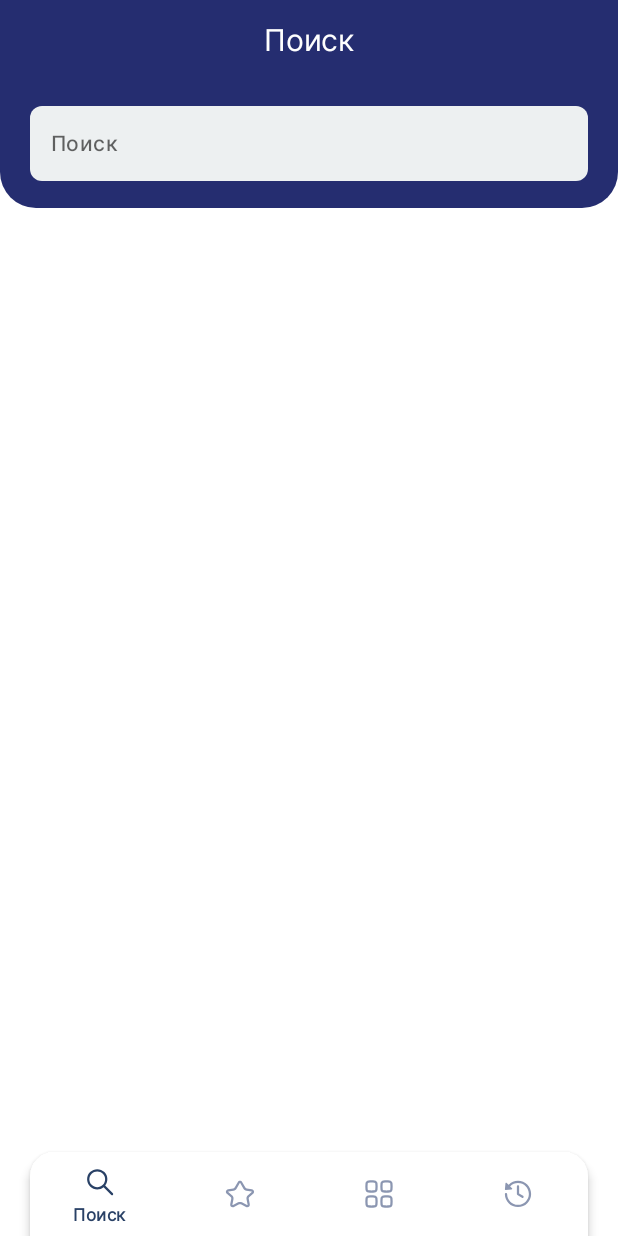
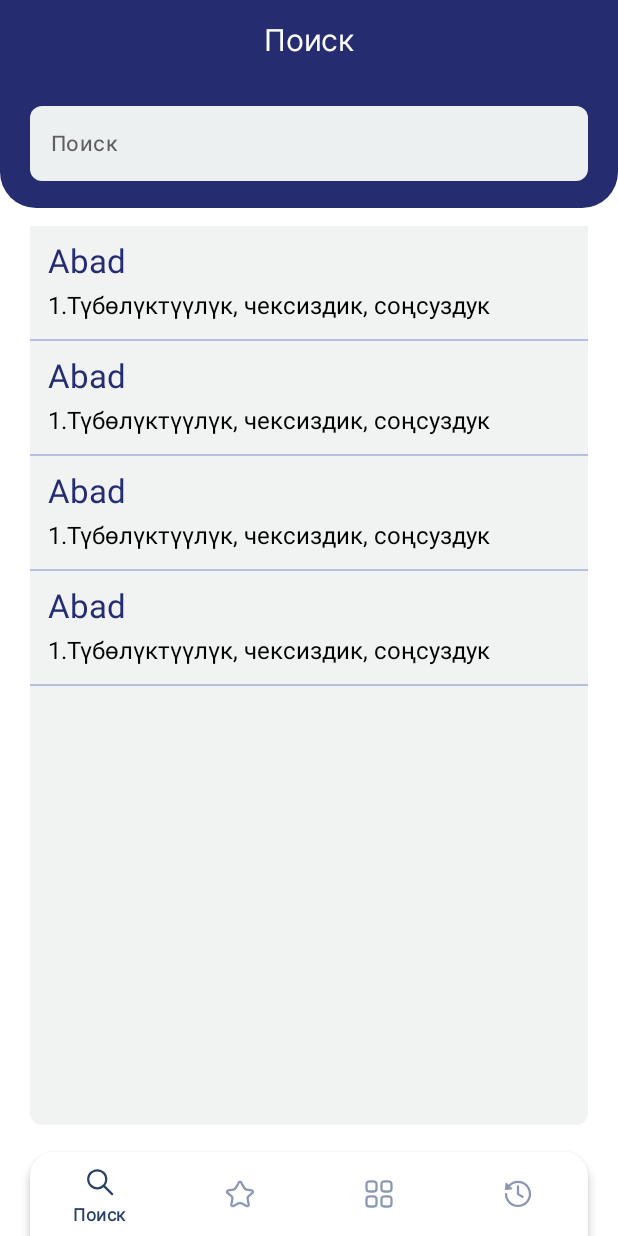
Before and after one commit to akjoll/Lugat-Dictionary, an Android app: the screen it shows after launch (MainActivity), on a phone screen of 412 x 824 dp. Run offline under Robolectric (Android 15) with nearby library versions, the light colour scheme and no system bars; our stand-ins replace navigation-ui; 1 statement that could not run was skipped.

Commit message:
ui design Search and Favorite pages

```diff
--- a/app/src/main/java/kg/lugatdictionary/ui/MainActivity.kt
+++ b/app/src/main/java/kg/lugatdictionary/ui/MainActivity.kt
@@ -13,7 +13,6 @@ import kg.lugatdictionary.ui.utils.base.BaseActivity
 import kg.lugatdictionary.vm.MainVM
 import org.koin.androidx.viewmodel.ext.android.viewModel
 
-
 class MainActivity : BaseActivity<ActivityMainBinding>(), Loadable {
 
     private val viewModel: MainVM by viewModel()
@@ -23,7 +22,6 @@ class MainActivity : BaseActivity<ActivityMainBinding>(), Loadable {
             R.id.fragment_container_view
         ) as NavHostFragment
     }
-
 
     private val listener =
         NavController.OnDestinationChangedListener { _, dest, _ ->
@@ -48,7 +46,6 @@ class MainActivity : BaseActivity<ActivityMainBinding>(), Loadable {
     private fun initListeners() {
 
     }
-
 
     private fun setupNavigation() {
         NavigationUI.setupWithNavController(
--- /dev/null
+++ b/app/src/main/java/kg/lugatdictionary/ui/search/SearchAdapter.kt
@@ -0,0 +1,17 @@
+package kg.lugatdictionary.ui.search
+
+import android.content.ClipData
+import android.view.LayoutInflater
+import android.view.ViewGroup
+import kg.lugatdictionary.databinding.ItemsRecycleviewSearchBinding
+import kg.lugatdictionary.domain.Word
+import kg.lugatdictionary.ui.utils.base.BaseAdapter
+
+class SearchAdapter(private val listeners: WordsListeners): BaseAdapter<Word,ItemsRecycleviewSearchBinding,SearchViewHolder>() {
+
+    override fun onCreateViewHolder(parent: ViewGroup, viewType: Int): SearchViewHolder {
+        return SearchViewHolder(ItemsRecycleviewSearchBinding.inflate(LayoutInflater.from(parent.context),parent,false), listeners)
+    }
+
+
+}
--- a/app/src/main/java/kg/lugatdictionary/ui/search/SearchFragment.kt
+++ b/app/src/main/java/kg/lugatdictionary/ui/search/SearchFragment.kt
@@ -2,12 +2,25 @@ package kg.lugatdictionary.ui.search
 
 import android.view.LayoutInflater
 import kg.lugatdictionary.databinding.FragmentSearchBinding
+import kg.lugatdictionary.domain.Word
 import kg.lugatdictionary.ui.utils.base.BaseFragment
+import kg.lugatdictionary.ui.utils.extensions.snackbar
 
-class SearchFragment: BaseFragment<FragmentSearchBinding>() {
+class SearchFragment: BaseFragment<FragmentSearchBinding>(), WordsListeners {
     override fun inflateBinding(inflater: LayoutInflater) = FragmentSearchBinding.inflate(inflater)
 
+    private val adapter by lazy { SearchAdapter(this) }
+
     override fun init() {
+        binding.rvWords.adapter=adapter
+        val words= listOf<Word>(Word("Abad","1.Түбөлүктүүлүк, чексиздик, соңсуздук"),
+            Word("Abad","1.Түбөлүктүүлүк, чексиздик, соңсуздук"),
+            Word("Abad","1.Түбөлүктүүлүк, чексиздик, соңсуздук"),
+            Word("Abad","1.Түбөлүктүүлүк, чексиздик, соңсуздук"))
+        adapter.setData(words)
+    }
 
+    override fun onWordClicked(position: Int, title: String) {
+        snackbar("Clicked $position $title")
     }
 }
--- /dev/null
+++ b/app/src/main/java/kg/lugatdictionary/ui/search/SearchViewHolder.kt
@@ -0,0 +1,23 @@
+package kg.lugatdictionary.ui.search
+
+import android.view.LayoutInflater
+import android.view.View
+import android.view.ViewGroup
+import androidx.recyclerview.widget.RecyclerView
+import kg.lugatdictionary.databinding.ItemsRecycleviewSearchBinding
+import kg.lugatdictionary.domain.Word
+import kg.lugatdictionary.ui.utils.base.BaseVH
+
+class SearchViewHolder(binding: ItemsRecycleviewSearchBinding, private val listeners: WordsListeners): BaseVH<Word, ItemsRecycleviewSearchBinding>(binding) {
+    override fun bind(item: Word) {
+        with(binding){
+            translateOfWord.text=item.word
+            explanationOfTranslate.text=item.explanation
+
+            itemView.setOnClickListener {
+                listeners.onWordClicked(absoluteAdapterPosition, item.word)
+            }
+        }
+    }
+
+}
--- /dev/null
+++ b/app/src/main/java/kg/lugatdictionary/ui/search/WordsListeners.kt
@@ -0,0 +1,5 @@
+package kg.lugatdictionary.ui.search
+
+interface WordsListeners {
+    fun onWordClicked(position: Int, title: String)
+}
--- /dev/null
+++ b/app/src/main/res/drawable/words_bg.xml
@@ -0,0 +1,10 @@
+<?xml version="1.0" encoding="utf-8"?>
+<shape xmlns:android="http://schemas.android.com/apk/res/android"
+    android:shape="rectangle">
+
+    <solid android:color="?attr/colorOnSurface" />
+
+    <corners android:radius="@dimen/dp_1x" />
+
+
+</shape>
--- a/app/src/main/res/layout/fragment_search.xml
+++ b/app/src/main/res/layout/fragment_search.xml
@@ -2,10 +2,26 @@
 <androidx.constraintlayout.widget.ConstraintLayout xmlns:android="http://schemas.android.com/apk/res/android"
     android:layout_width="match_parent"
     android:layout_height="match_parent"
-    xmlns:app="http://schemas.android.com/apk/res-auto">
+    xmlns:app="http://schemas.android.com/apk/res-auto"
+    xmlns:tools="http://schemas.android.com/tools">
 
     <include
         android:id="@+id/incl_toolbar"
         layout="@layout/layout_search_toolbar"/>
 
+    <androidx.recyclerview.widget.RecyclerView
+        android:id="@+id/rv_words"
+        android:layout_width="match_parent"
+        android:layout_height="0dp"
+        android:background="@drawable/words_bg"
+        app:layout_constraintTop_toBottomOf="@id/incl_toolbar"
+        app:layout_constraintStart_toStartOf="parent"
+        app:layout_constraintBottom_toBottomOf="parent"
+        android:layout_marginStart="@dimen/dp_2.5x"
+        android:layout_marginTop="@dimen/dp_1.5x"
+        android:layout_marginEnd="@dimen/dp_2.5x"
+        app:layoutManager="androidx.recyclerview.widget.LinearLayoutManager"
+        tools:listitem="@layout/items_recycleview_search">
+    </androidx.recyclerview.widget.RecyclerView>
+
 </androidx.constraintlayout.widget.ConstraintLayout>
--- /dev/null
+++ b/app/src/main/res/layout/items_recycleview_search.xml
@@ -0,0 +1,41 @@
+<?xml version="1.0" encoding="utf-8"?>
+<androidx.constraintlayout.widget.ConstraintLayout xmlns:android="http://schemas.android.com/apk/res/android"
+    android:layout_width="match_parent"
+    android:layout_height="wrap_content"
+    android:background="?colorOnSurface"
+    xmlns:app="http://schemas.android.com/apk/res-auto"
+    xmlns:tools="http://schemas.android.com/tools">
+    <TextView
+        android:id="@+id/translateOfWord"
+        android:layout_width="match_parent"
+        android:layout_height="wrap_content"
+        android:layout_marginTop="@dimen/dp_1x"
+        tools:text="Abad"
+        android:textColor="?colorPrimary"
+        android:textSize="22sp"
+        android:layout_marginStart="@dimen/dp_1.5x"
+        app:layout_constraintStart_toStartOf="parent"
+        app:layout_constraintTop_toTopOf="parent"
+        >
+    </TextView>
+    <TextView
+        android:id="@+id/explanationOfTranslate"
+        android:layout_width="match_parent"
+        android:layout_height="wrap_content"
+        android:textColor="@color/black"
+        android:textSize="16sp"
+        android:layout_marginTop="@dimen/dp_0.5x"
+        android:layout_marginStart="@dimen/dp_1.5x"
+        app:layout_constraintStart_toStartOf="parent"
+        app:layout_constraintTop_toBottomOf="@id/translateOfWord"
+        tools:text="translate"
+        >
+    </TextView>
+    <View
+        android:layout_width="match_parent"
+        android:layout_height="1dp"
+        android:background="?dividerColor"
+        android:layout_marginTop="@dimen/dp_1.5x"
+        app:layout_constraintStart_toStartOf="parent"
+        app:layout_constraintTop_toBottomOf="@id/explanationOfTranslate"/>
+</androidx.constraintlayout.widget.ConstraintLayout>
--- a/app/src/main/res/layout/layout_search_toolbar.xml
+++ b/app/src/main/res/layout/layout_search_toolbar.xml
@@ -1,5 +1,6 @@
 <?xml version="1.0" encoding="utf-8"?>
-<LinearLayout xmlns:android="http://schemas.android.com/apk/res/android"
+<LinearLayout
+    xmlns:android="http://schemas.android.com/apk/res/android"
     xmlns:tools="http://schemas.android.com/tools"
     android:background="@drawable/search_toolbar_bg"
     android:orientation="vertical"
--- /dev/null
+++ b/domain/src/main/java/kg/lugatdictionary/domain/Word.kt
@@ -0,0 +1,6 @@
+package kg.lugatdictionary.domain
+
+data class Word (
+    val word:String,
+    val explanation: String?
+)
```
Also changed, not shown: app/src/main/res/layout/fragment_favourite.xml (+21 -3 lines), app/src/main/res/layout/item_favorite.xml (added, +52 -0 lines), app/src/main/res/layout/layout_favority_toolbar.xml (added, +21 -0 lines).
